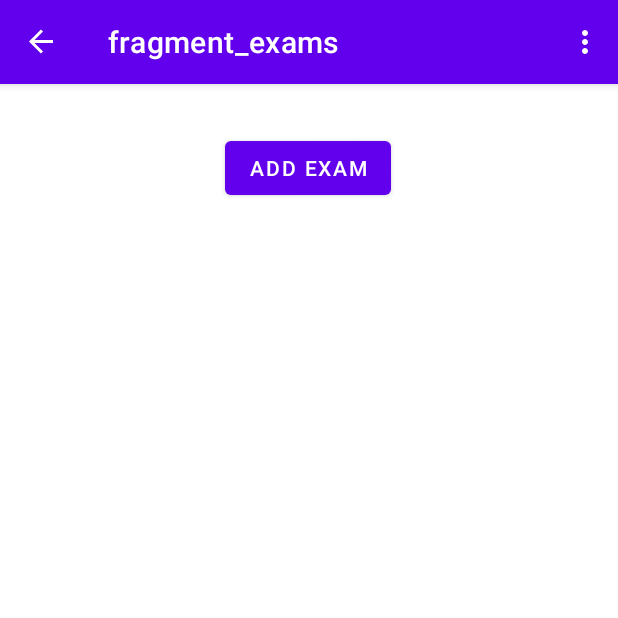
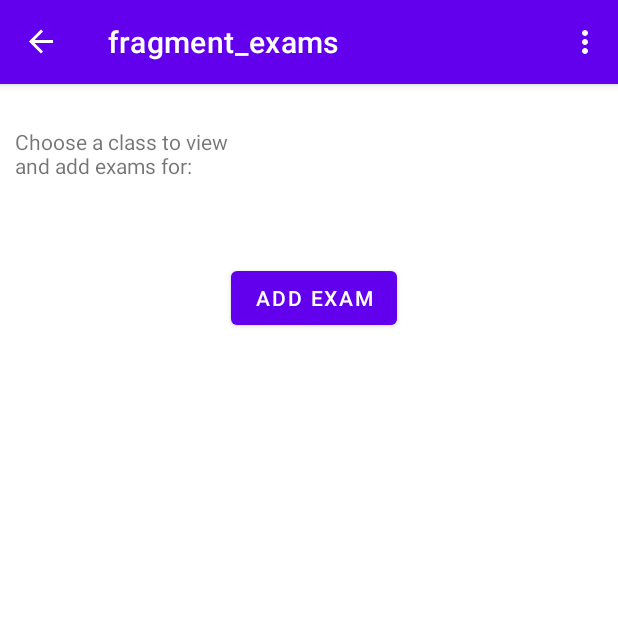
Before and after one commit to SandwichMitch/CollegeScheduler, an Android app: the screen it shows after launch (MainActivity), in the side drawer, after a tap on "Exams", on a phone screen of 412 x 824 dp, the top half of it. Run offline under Robolectric (Android 15) with nearby library versions, the phone set to English and light mode, and no system bars; our stand-ins replace navigation-ui.

Commit message:
Added Dropdown and Recycler View
functional aspects of exams

```diff
--- a/app/src/main/java/com/example/a2340project1/ClassesFragment2.java
+++ b/app/src/main/java/com/example/a2340project1/ClassesFragment2.java
@@ -172,6 +172,7 @@ public class ClassesFragment2 extends Fragment {
 
                         ArrayAdapter adapter = (ArrayAdapter) parent.getAdapter();
                         adapter.insert(input.getText().toString(), position);
+                        classList.get(position).setClassName(input.getText().toString());
                         adapter.remove(item);
                     }
                 });
--- a/app/src/main/java/com/example/a2340project1/Exam.java
+++ b/app/src/main/java/com/example/a2340project1/Exam.java
@@ -1,13 +1,12 @@
 package com.example.a2340project1;
 
 public class Exam extends Task {
-    public String classTag;
-    public Exam(String taskName, int dueMonth, int dueDay, String classTag) {
+
+    private String location;
+    public Exam(String taskName, int dueMonth, int dueDay, String location) {
         super(taskName, dueMonth, dueDay);
-        this.classTag = classTag;
+        this.location = location;
     }
 
-    public String getClassTag() {
-        return this.classTag;
-    }
+    public String getLocation() {return this.location; }
 }
--- /dev/null
+++ b/app/src/main/java/com/example/a2340project1/ExamAdapter.java
@@ -0,0 +1,79 @@
+package com.example.a2340project1;
+
+import android.content.Context;
+import android.view.LayoutInflater;
+import android.view.View;
+import android.view.ViewGroup;
+import android.widget.TextView;
+import androidx.annotation.NonNull;
+import androidx.recyclerview.widget.RecyclerView;
+
+import java.util.ArrayList;
+import java.util.List;
+
+public class ExamAdapter extends RecyclerView.Adapter<ExamAdapter.ExamViewHolder> {
+
+    private List<Exam> examList;
+    private LayoutInflater inflater;
+    private OnItemClickListener onItemClickListener;
+
+    public ExamAdapter(Context context, List<Exam> examList) {
+        this.examList = examList;
+        this.inflater = LayoutInflater.from(context);
+    }
+
+    public interface OnItemClickListener {
+        void onItemClick(Exam exam);
+    }
+
+    public void setOnItemClickListener(OnItemClickListener listener) {
+        this.onItemClickListener = listener;
+    }
+
+    @NonNull
+    @Override
+    public ExamViewHolder onCreateViewHolder(@NonNull ViewGroup parent, int viewType) {
+        View view = inflater.inflate(R.layout.exam_item_layout, parent, false);
+        return new ExamViewHolder(view);
+    }
+
+    @Override
+    public void onBindViewHolder(@NonNull ExamViewHolder holder, int position) {
+        Exam exam = examList.get(position);
+        holder.examNameTextView.setText(exam.getTaskName());
+        holder.examDateTextView.setText(exam.getDueDate());
+        holder.examLocationTextView.setText(exam.getLocation());
+
+        // Set an OnClickListener for each item
+        holder.itemView.setOnClickListener(new View.OnClickListener() {
+            @Override
+            public void onClick(View v) {
+                if (onItemClickListener != null) {
+                    onItemClickListener.onItemClick(exam);
+                }
+            }
+        });
+    }
+
+    @Override
+    public int getItemCount() {
+        return examList.size();
+    }
+    public void updateData(List<Exam> newExamList) {
+        examList = newExamList;
+        notifyDataSetChanged();
+    }
+
+    public static class ExamViewHolder extends RecyclerView.ViewHolder {
+        TextView examNameTextView;
+        TextView examDateTextView;
+        TextView examLocationTextView;
+
+        public ExamViewHolder(@NonNull View itemView) {
+            super(itemView);
+            examNameTextView = itemView.findViewById(R.id.examNameTextView);
+            examDateTextView = itemView.findViewById(R.id.examDateTextView);
+            examLocationTextView = itemView.findViewById(R.id.examLocationTextView);
+        }
+    }
+}
--- a/app/src/main/java/com/example/a2340project1/ExamsFragment.java
+++ b/app/src/main/java/com/example/a2340project1/ExamsFragment.java
@@ -4,10 +4,18 @@ import android.os.Bundle;
 
 import androidx.annotation.NonNull;
 import androidx.fragment.app.Fragment;
+import androidx.recyclerview.widget.LinearLayoutManager;
+import androidx.recyclerview.widget.RecyclerView;
 
 import android.view.LayoutInflater;
 import android.view.View;
 import android.view.ViewGroup;
+import android.widget.AdapterView;
+import android.widget.ArrayAdapter;
+import android.widget.Spinner;
+
+import java.util.ArrayList;
+import java.util.List;
 
 /**
  * A simple {@link Fragment} subclass.
@@ -50,6 +58,8 @@ public class ExamsFragment extends Fragment {
     @Override
     public void onCreate(Bundle savedInstanceState) {
         super.onCreate(savedInstanceState);
+
+
         if (getArguments() != null) {
             mParam1 = getArguments().getString(ARG_PARAM1);
             mParam2 = getArguments().getString(ARG_PARAM2);
@@ -60,12 +70,45 @@ public class ExamsFragment extends Fragment {
     public View onCreateView(LayoutInflater inflater, ViewGroup container,
                              Bundle savedInstanceState) {
         // Inflate the layout for this fragment
+
         return inflater.inflate(R.layout.fragment_exams, container, false);
     }
 
     public void onViewCreated(@NonNull View view, Bundle savedInstanceState) {
         super.onViewCreated(view, savedInstanceState);
 
+        RecyclerView recyclerViewExams = view.findViewById(R.id.recyclerView);
+        recyclerViewExams.setLayoutManager(new LinearLayoutManager(this.getContext()));
+
+        List<Exam> defaultList = new ArrayList<>();
+        defaultList.add(new Exam("No Valid Class Selected", 1, 1, "N/A"));
+        ExamAdapter examAdapter = new ExamAdapter(this.getContext(), new ArrayList<>());
+        recyclerViewExams.setAdapter(examAdapter);
+
+        Spinner dropdown = view.findViewById(R.id.examsDropDown);
+        List<String> classesOptions = ClassesFragment2.classStringList;
+        List<ClassesData> classDataOptions = ClassesFragment2.classList;
+
+        //String[] testArray = new String[]{"test", "next", "lol"};
+        ArrayAdapter<String> adapter = new ArrayAdapter<>(this.getContext(),
+                android.R.layout.simple_spinner_dropdown_item, classesOptions);
+        dropdown.setAdapter(adapter);
+        dropdown.setOnItemSelectedListener(new AdapterView.OnItemSelectedListener() {
+            @Override
+            public void onItemSelected(AdapterView<?> parent, View view, int position, long id) {
+                ClassesData currentClassData = classDataOptions.get(position);
+                List<Exam> currentExamList = currentClassData.getExamList();
+
+                examAdapter.updateData(currentExamList);
+            }
+
+            public void onNothingSelected(AdapterView<?> parentView) {
+                examAdapter.updateData(defaultList);
+            }
+        });
+
+
     }
 
+
 }
--- a/app/src/main/java/com/example/a2340project1/MainActivity.java
+++ b/app/src/main/java/com/example/a2340project1/MainActivity.java
@@ -23,18 +23,13 @@ import java.util.List;
 
 public class MainActivity extends AppCompatActivity {
 
+    private Spinner dropdown;
     private AppBarConfiguration mAppBarConfiguration;
     private ActivityMainBinding binding;
 
     @Override
     protected void onCreate(Bundle savedInstanceState) {
         super.onCreate(savedInstanceState);
-
-        /* Spinner dropdown = findViewById(R.id.examsDropDown);
-        List<String> classesOptions = ClassesFragment2.classStringList;
-        ArrayAdapter<String> adapter = new ArrayAdapter<>(this,
-                android.R.layout.simple_spinner_dropdown_item, classesOptions);
-        dropdown.setAdapter(adapter); */
 
         binding = ActivityMainBinding.inflate(getLayoutInflater());
         setContentView(binding.getRoot());
@@ -52,6 +47,8 @@ public class MainActivity extends AppCompatActivity {
         NavController navController = Navigation.findNavController(this, R.id.nav_host_fragment_content_main);
         NavigationUI.setupActionBarWithNavController(this, navController, mAppBarConfiguration);
         NavigationUI.setupWithNavController(navigationView, navController);
+
+
     }
 
     @Override
--- a/app/src/main/res/layout/fragment_exams.xml
+++ b/app/src/main/res/layout/fragment_exams.xml
@@ -14,37 +14,53 @@
 
         <androidx.recyclerview.widget.RecyclerView
             android:id="@+id/recyclerView"
-            android:layout_width="match_parent"
-            android:layout_height="match_parent"
-            android:layout_marginTop="80dp"
-            app:layout_constraintTop_toTopOf="parent" />
+            android:layout_width="366dp"
+            android:layout_height="575dp"
+            android:layout_marginTop="26dp"
+            android:layout_marginBottom="52dp"
+            app:layout_constraintBottom_toBottomOf="parent"
+            app:layout_constraintEnd_toEndOf="parent"
+            app:layout_constraintStart_toStartOf="parent"
+            app:layout_constraintTop_toBottomOf="@+id/addExam" />
 
         <Spinner
             android:id="@+id/examsDropDown"
             android:layout_width="match_parent"
-            android:layout_height="wrap_content"
-            android:layout_marginTop="16dp"
+            android:layout_height="32dp"
             android:layout_marginBottom="16dp"
             android:background="@color/white"
             android:spinnerMode="dropdown"
             app:layout_constraintBottom_toTopOf="@+id/addExam"
             app:layout_constraintEnd_toEndOf="parent"
-            app:layout_constraintHorizontal_bias="0.0"
+            app:layout_constraintHorizontal_bias="1.0"
             app:layout_constraintStart_toStartOf="parent"
-            app:layout_constraintTop_toTopOf="parent"
-            app:layout_constraintVertical_bias="1.0" />
+            app:layout_constraintTop_toBottomOf="@+id/textView2" />
 
         <Button
             android:id="@+id/addExam"
             android:layout_width="wrap_content"
             android:layout_height="wrap_content"
+            android:layout_marginTop="8dp"
             android:text="@string/add_exam"
             app:layout_constraintBottom_toTopOf="@+id/recyclerView"
             app:layout_constraintEnd_toEndOf="parent"
-            app:layout_constraintHorizontal_bias="0.498"
+            app:layout_constraintHorizontal_bias="0.51"
             app:layout_constraintStart_toStartOf="parent"
-            app:layout_constraintTop_toTopOf="parent"
-            app:layout_constraintVertical_bias="1.0" />
+            app:layout_constraintTop_toBottomOf="@+id/examsDropDown" />
+
+        <TextView
+            android:id="@+id/textView2"
+            android:layout_width="156dp"
+            android:layout_height="34dp"
+            android:layout_marginStart="10dp"
+            android:layout_marginTop="80dp"
+            android:layout_marginEnd="83dp"
+            android:text="Choose a class to view and add exams for:"
+            app:layout_constraintBottom_toTopOf="@+id/examsDropDown"
+            app:layout_constraintEnd_toEndOf="parent"
+            app:layout_constraintHorizontal_bias="0.0"
+            app:layout_constraintStart_toStartOf="parent"
+            app:layout_constraintTop_toTopOf="parent" />
     </androidx.constraintlayout.widget.ConstraintLayout>
 
 </FrameLayout>
--- /dev/null
+++ b/app/src/main/res/values/refs.xml
@@ -0,0 +1,2 @@
+<?xml version="1.0" encoding="utf-8"?>
+<resources></resources>
```
Also changed, not shown: app/src/main/java/com/example/a2340project1/ClassesData.java (+10 -0 lines), app/src/main/res/layout/exam_item_layout.xml (added, +28 -0 lines).
